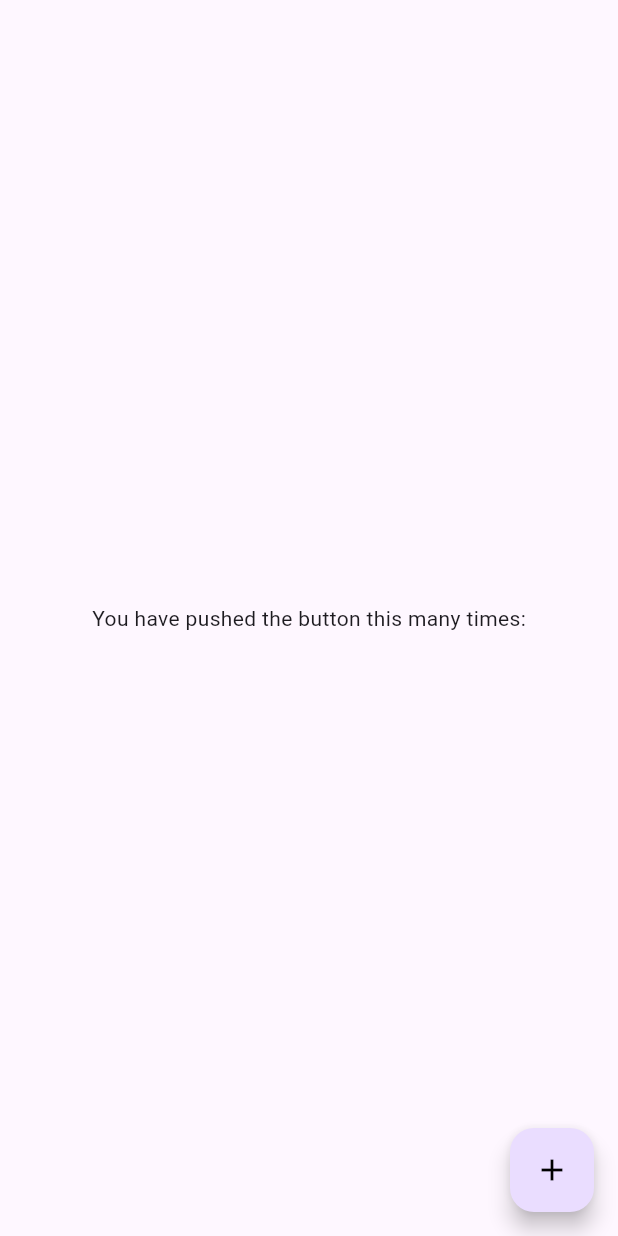
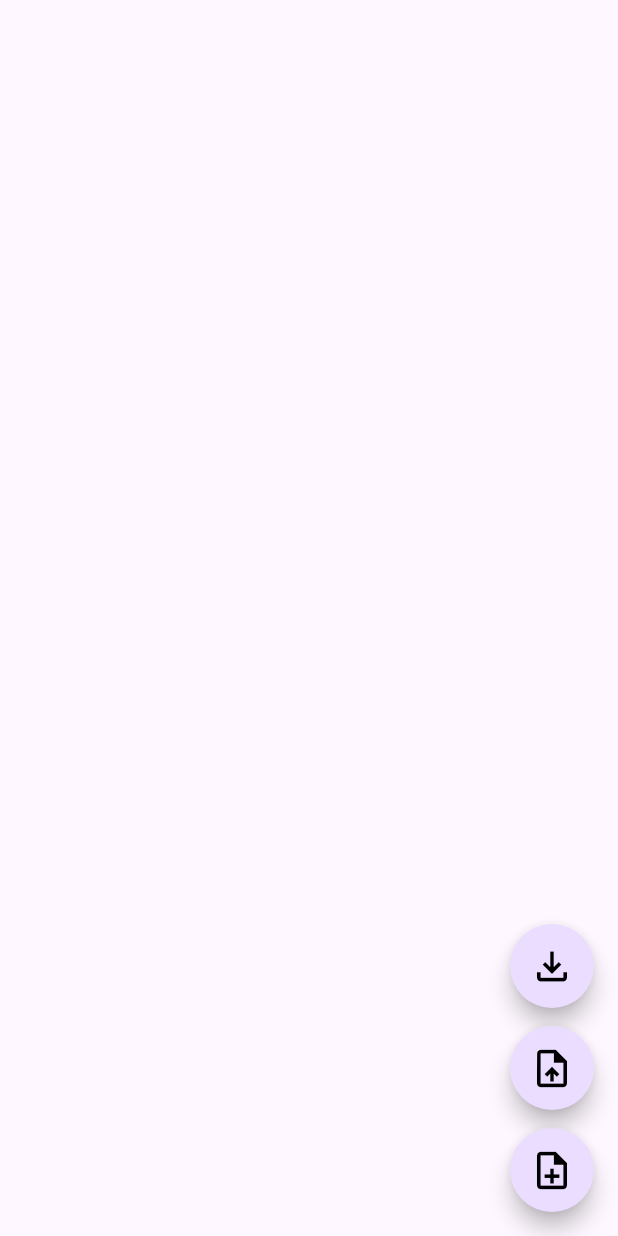
Before and after one commit to kai-tokei/Typist, a Flutter app: the screen it shows after launch, on a phone screen of 412 x 824 dp. Run offline on Flutter 3.47's test engine with Material 3 defaults, Android fonts, the phone set to English and light mode, and no system bars.

Commit message:
add: floating button

```diff
--- a/lib/pages/home.dart
+++ b/lib/pages/home.dart
@@ -11,21 +11,45 @@ class _Home extends State<Home> {
   @override
   Widget build(BuildContext context) {
     return Scaffold(
-      body: Center(
-        child: Column(
-          mainAxisAlignment: MainAxisAlignment.center,
-          children: <Widget>[
-            const Text(
-              'You have pushed the button this many times:',
+        body: Center(
+          child: Column(
+            mainAxisAlignment: MainAxisAlignment.center,
+            children: <Widget>[],
+          ),
+        ),
+        floatingActionButton: Column(
+          mainAxisSize: MainAxisSize.min,
+          children: [
+            FloatingActionButton(
+              onPressed: () {},
+              heroTag: "New file",
+              tooltip: 'New file',
+              shape: RoundedRectangleBorder(
+                  borderRadius: BorderRadius.circular(50)),
+              child: const Icon(Icons.file_download_outlined,
+                  color: Colors.black, size: 30),
+            ),
+            const SizedBox(height: 12),
+            FloatingActionButton(
+              onPressed: () {},
+              heroTag: "New file",
+              tooltip: 'New file',
+              shape: RoundedRectangleBorder(
+                  borderRadius: BorderRadius.circular(50)),
+              child: const Icon(Icons.upload_file_outlined,
+                  color: Colors.black, size: 30),
+            ),
+            const SizedBox(height: 12),
+            FloatingActionButton(
+              onPressed: () {},
+              heroTag: "New file",
+              tooltip: 'New file',
+              shape: RoundedRectangleBorder(
+                  borderRadius: BorderRadius.circular(50)),
+              child: const Icon(Icons.note_add_outlined,
+                  color: Colors.black, size: 30),
             ),
           ],
-        ),
-      ),
-      floatingActionButton: FloatingActionButton(
-        onPressed: () {},
-        tooltip: 'Increment',
-        child: const Icon(Icons.add, color: Colors.black),
-      ),
-    );
+        ));
   }
 }
```
